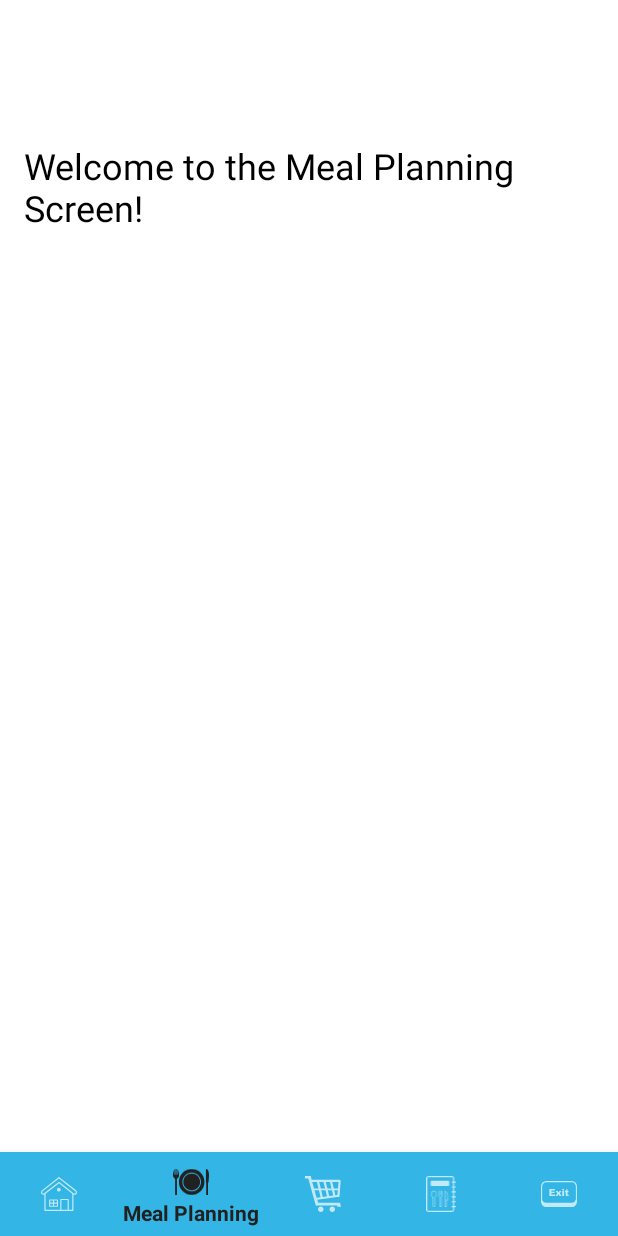
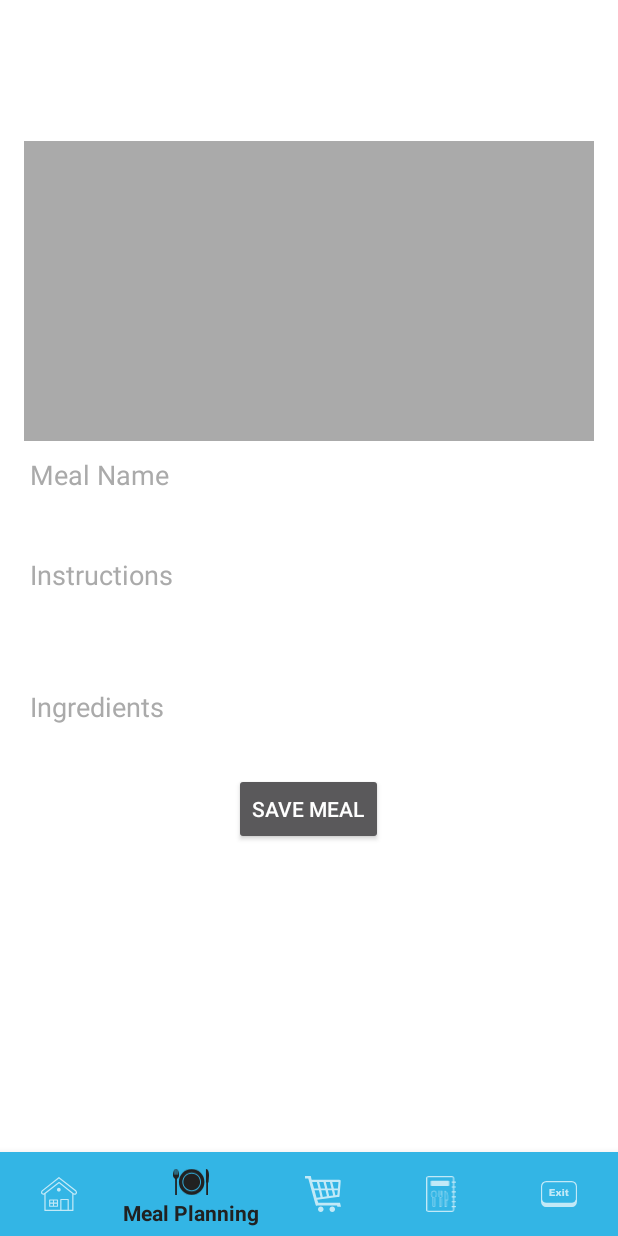
Before and after one commit to Kamal-Khadka101/MealMate, an Android app: the screen it shows after launch once a user with an empty profile is signed in (MainActivity), item 2 of the bottom bar chosen, on a phone screen of 412 x 824 dp. Run offline under Robolectric (Android 15) with nearby library versions, the phone set to English and light mode, and no system bars; our stand-ins replace Firebase (no records; nobody signed in at launch, a user with empty details on screens opened directly), Room's generated code.

Commit message:
Added section for creating recipe

```diff
--- a/app/src/main/java/com/example/kamalapp/MealPlanningFragment.java
+++ b/app/src/main/java/com/example/kamalapp/MealPlanningFragment.java
@@ -1,13 +1,96 @@
 package com.example.kamalapp;
+
+import android.content.Intent;
+import android.net.Uri;
 import android.os.Bundle;
+import android.provider.MediaStore;
 import android.view.LayoutInflater;
 import android.view.View;
 import android.view.ViewGroup;
+import android.widget.Button;
+import android.widget.EditText;
+import android.widget.ImageView;
+import android.widget.Toast;
+
+import androidx.annotation.Nullable;
 import androidx.fragment.app.Fragment;
+import androidx.lifecycle.ViewModelProvider;
+
+import com.example.kamalapp.data.Meal;
 
 public class MealPlanningFragment extends Fragment {
+
+    private static final int PICK_IMAGE = 1;
+    private ImageView mealImageView;
+    private EditText mealNameEditText, mealInstructionsEditText, mealIngredientsEditText;
+    private Button saveMealButton;
+    private Uri imageUri;
+    private MealViewModel mealViewModel; // Declare the ViewModel
+
+    public MealPlanningFragment() {
+        // Required empty public constructor
+    }
+
     @Override
     public View onCreateView(LayoutInflater inflater, ViewGroup container, Bundle savedInstanceState) {
-        return inflater.inflate(R.layout.fragment_meal_planning, container, false);
+        View view = inflater.inflate(R.layout.fragment_meal_planning, container, false);
+
+        mealImageView = view.findViewById(R.id.meal_image);
+        mealNameEditText = view.findViewById(R.id.meal_name);
+        mealInstructionsEditText = view.findViewById(R.id.meal_instructions);
+        mealIngredientsEditText = view.findViewById(R.id.meal_ingredients);
+        saveMealButton = view.findViewById(R.id.save_meal_button);
+
+        // Initialize the ViewModel
+        mealViewModel = new ViewModelProvider(this).get(MealViewModel.class);
+
+        mealImageView.setOnClickListener(v -> openGallery());
+
+        saveMealButton.setOnClickListener(v -> saveMeal());
+
+        return view;
+    }
+
+    private void openGallery() {
+        Intent intent = new Intent(Intent.ACTION_PICK, MediaStore.Images.Media.EXTERNAL_CONTENT_URI);
+        startActivityForResult(intent, PICK_IMAGE);
+    }
+
+    @Override
+    public void onActivityResult(int requestCode, int resultCode, @Nullable Intent data) {
+        super.onActivityResult(requestCode, resultCode, data);
+        if (requestCode == PICK_IMAGE && resultCode == getActivity().RESULT_OK && data != null) {
+            imageUri = data.getData();
+            mealImageView.setImageURI(imageUri);
+        }
+    }
+
+    private void saveMeal() {
+        String name = mealNameEditText.getText().toString().trim();
+        String instructions = mealInstructionsEditText.getText().toString().trim();
+        String ingredients = mealIngredientsEditText.getText().toString().trim();
+
+        if (name.isEmpty() || instructions.isEmpty() || ingredients.isEmpty() || imageUri == null) {
+            Toast.makeText(getActivity(), "Please fill all fields and select an image", Toast.LENGTH_SHORT).show();
+            return;
+        }
+
+        String imagePath = imageUri.toString(); // Store the image URI as a string
+
+        Meal meal = new Meal(name, instructions, ingredients, imagePath);
+
+        // Use the ViewModel to insert the meal
+        mealViewModel.insert(meal);
+
+        Toast.makeText(getActivity(), "Meal saved!", Toast.LENGTH_SHORT).show();
+        clearFields();
+    }
+
+    private void clearFields() {
+        mealNameEditText.setText("");
+        mealInstructionsEditText.setText("");
+        mealIngredientsEditText.setText("");
+        mealImageView.setImageResource(0);
+        imageUri = null;
     }
 }
--- /dev/null
+++ b/app/src/main/java/com/example/kamalapp/MealViewModel.java
@@ -0,0 +1,31 @@
+package com.example.kamalapp;
+
+import android.app.Application;
+import androidx.annotation.NonNull;
+import androidx.lifecycle.AndroidViewModel;
+import androidx.lifecycle.LiveData;
+import androidx.lifecycle.MutableLiveData;
+
+import com.example.kamalapp.data.Meal;
+import com.example.kamalapp.data.MealDatabase;
+
+import java.util.List;
+
+public class MealViewModel extends AndroidViewModel {
+    private MealDatabase database;
+    private LiveData<List<Meal>> allMeals;
+
+    public MealViewModel(@NonNull Application application) {
+        super(application);
+        database = MealDatabase.getInstance(application);
+        allMeals = database.mealDao().getAllMeals(); // Assuming you have a LiveData version of this method
+    }
+
+    public void insert(Meal meal) {
+        new Thread(() -> database.mealDao().insert(meal)).start();
+    }
+
+    public LiveData<List<Meal>> getAllMeals() {
+        return allMeals;
+    }
+}
--- /dev/null
+++ b/app/src/main/java/com/example/kamalapp/data/MealDao.java
@@ -0,0 +1,17 @@
+package com.example.kamalapp.data;
+
+import androidx.lifecycle.LiveData;
+import androidx.room.Dao;
+import androidx.room.Insert;
+import androidx.room.Query;
+
+import java.util.List;
+
+@Dao
+public interface MealDao {
+    @Insert
+    void insert(Meal meal);
+
+    @Query("SELECT * FROM meals")
+    LiveData<List<Meal>> getAllMeals(); // Change this line to return LiveData
+}
--- /dev/null
+++ b/app/src/main/java/com/example/kamalapp/data/MealDatabase.java
@@ -0,0 +1,23 @@
+package com.example.kamalapp.data;
+
+import androidx.room.Database;
+import androidx.room.Room;
+import androidx.room.RoomDatabase;
+import android.content.Context;
+
+@Database(entities = {Meal.class}, version = 1)
+public abstract class MealDatabase extends RoomDatabase {
+    private static MealDatabase instance;
+
+    public abstract MealDao mealDao();
+
+    public static synchronized MealDatabase getInstance(Context context) {
+        if (instance == null) {
+            instance = Room.databaseBuilder(context.getApplicationContext(),
+                            MealDatabase.class, "meal_database")
+                    .fallbackToDestructiveMigration()
+                    .build();
+        }
+        return instance;
+    }
+}
--- a/app/src/main/res/layout/fragment_meal_planning.xml
+++ b/app/src/main/res/layout/fragment_meal_planning.xml
@@ -1,15 +1,54 @@
 <?xml version="1.0" encoding="utf-8"?>
-<RelativeLayout xmlns:android="http://schemas.android.com/apk/res/android"
+<LinearLayout xmlns:android="http://schemas.android.com/apk/res/android"
     android:layout_width="match_parent"
     android:layout_height="match_parent"
-    android:background="@color/white"
+    android:orientation="vertical"
     android:padding="16dp">
 
-    <TextView
+    <ImageView
+        android:id="@+id/meal_image"
+        android:layout_width="match_parent"
+        android:layout_height="200dp"
+        android:background="@android:color/darker_gray"
+        android:scaleType="centerCrop"
+        android:contentDescription="Meal Image" />
+
+    <EditText
+        android:id="@+id/meal_name"
+        android:layout_width="match_parent"
+        android:layout_height="wrap_content"
+        android:textColor="@color/black"
+        android:textColorHint="@android:color/darker_gray"
+        android:hint="Meal Name"
+        android:inputType="text" />
+
+    <EditText
+        android:id="@+id/meal_instructions"
+        android:layout_width="match_parent"
+        android:layout_height="wrap_content"
+        android:textColor="@color/black"
+        android:textColorHint="@android:color/darker_gray"
+        android:hint="Instructions"
+        android:inputType="textMultiLine"
+        android:lines="3"
+        android:maxLines="5" />
+
+    <EditText
+        android:id="@+id/meal_ingredients"
+        android:layout_width="match_parent"
+        android:layout_height="wrap_content"
+        android:textColor="@color/black"
+        android:textColorHint="@android:color/darker_gray"
+        android:hint="Ingredients"
+        android:inputType="textMultiLine"
+        android:lines="3"
+        android:maxLines="5" />
+
+    <Button
+        android:id="@+id/save_meal_button"
         android:layout_width="wrap_content"
         android:layout_height="wrap_content"
-        android:textColor="@color/black"
-        android:text="Welcome to the Meal Planning Screen!"
-        android:textSize="24sp" />
+        android:text="Save Meal"
+        android:layout_gravity="center" />
 
-</RelativeLayout>
+</LinearLayout>
```
Also changed, not shown: app/src/main/java/com/example/kamalapp/data/Meal.java (added, +46 -0 lines), app/src/main/java/com/example/kamalapp/models/UserData.java (deleted, +0 -21 lines).
